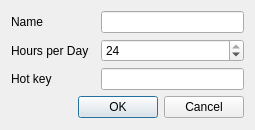
Before: the Qt Designer form src/edit.ui in Voral/protimer, drawn with Qt 5.
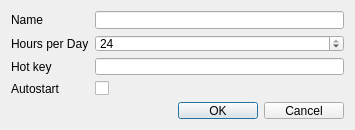
After: the same form once the commit is applied. Custom widgets are drawn as their Qt base class.

Commit message: Update: 1.4 released + Autostart parameter was added + Command line key for start project was added

Patch:
```diff
--- a/src/edit.ui
+++ b/src/edit.ui
@@ -6,10 +6,16 @@
    <rect>
     <x>0</x>
     <y>0</y>
-    <width>255</width>
+    <width>355</width>
     <height>130</height>
    </rect>
   </property>
+  <property name="sizePolicy">
+   <sizepolicy hsizetype="Preferred" vsizetype="Preferred">
+    <horstretch>0</horstretch>
+    <verstretch>0</verstretch>
+   </sizepolicy>
+  </property>
   <property name="minimumSize">
    <size>
     <width>255</width>
@@ -19,17 +25,33 @@
   <property name="maximumSize">
    <size>
     <width>99999</width>
-    <height>130</height>
+    <height>300</height>
    </size>
   </property>
   <property name="windowTitle">
    <string>Settings</string>
   </property>
-  <layout class="QGridLayout" name="gridLayout">
-   <item row="2" column="0">
-    <widget class="QLabel" name="label">
-     <property name="text">
-      <string>Hot key</string>
+  <layout class="QGridLayout" name="gridLayout" columnstretch="0,1">
+   <item row="1" column="1">
+    <widget class="QSpinBox" name="edHour">
+     <property name="minimum">
+      <number>1</number>
+     </property>
+     <property name="maximum">
+      <number>24</number>
+     </property>
+     <property name="value">
+      <number>24</number>
+     </property>
+    </widget>
+   </item>
+   <item row="0" column="1">
+    <widget class="QLineEdit" name="edName">
+     <property name="sizePolicy">
+      <sizepolicy hsizetype="Minimum" vsizetype="Fixed">
+       <horstretch>0</horstretch>
+       <verstretch>0</verstretch>
+      </sizepolicy>
      </property>
     </widget>
    </item>
@@ -40,9 +62,6 @@
      </property>
     </widget>
    </item>
-   <item row="0" column="2">
-    <widget class="QLineEdit" name="edName"/>
-   </item>
    <item row="1" column="0">
     <widget class="QLabel" name="lbHours">
      <property name="text">
@@ -50,7 +69,7 @@
      </property>
     </widget>
    </item>
-   <item row="3" column="0" colspan="3">
+   <item row="5" column="0" colspan="2">
     <widget class="QDialogButtonBox" name="buttonBox">
      <property name="orientation">
       <enum>Qt::Horizontal</enum>
@@ -60,22 +79,30 @@
      </property>
     </widget>
    </item>
-   <item row="1" column="2">
-    <widget class="QSpinBox" name="edHour">
-     <property name="minimum">
-      <number>1</number>
-     </property>
-     <property name="maximum">
-      <number>24</number>
-     </property>
-     <property name="value">
-      <number>24</number>
+   <item row="2" column="0">
+    <widget class="QLabel" name="lbHotkey">
+     <property name="text">
+      <string>Hot key</string>
      </property>
     </widget>
    </item>
-   <item row="2" column="2">
+   <item row="2" column="1">
     <widget class="HotKeyEdit" name="edHotKey"/>
    </item>
+   <item row="3" column="0">
+    <widget class="QLabel" name="lbAutostart">
+     <property name="text">
+      <string>Autostart</string>
+     </property>
+    </widget>
+   </item>
+   <item row="3" column="1">
+    <widget class="QCheckBox" name="chAutostart">
+     <property name="text">
+      <string notr="true"/>
+     </property>
+    </widget>
+   </item>
   </layout>
  </widget>
  <customwidgets>
```
The commit also changes 30 other files.
